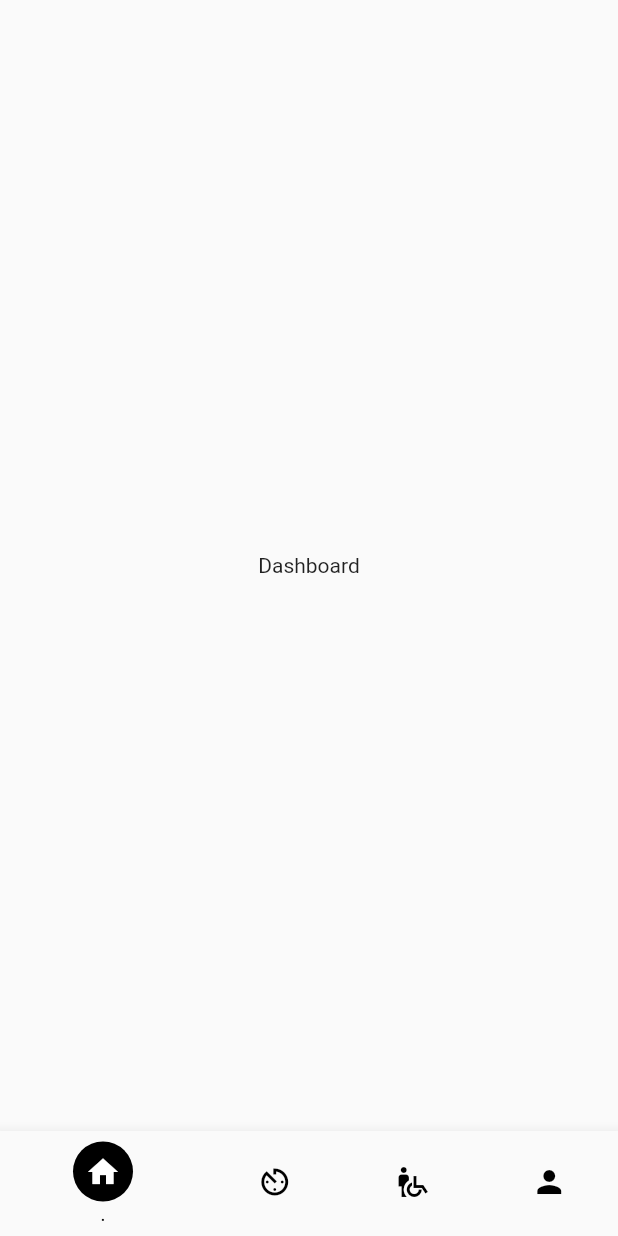
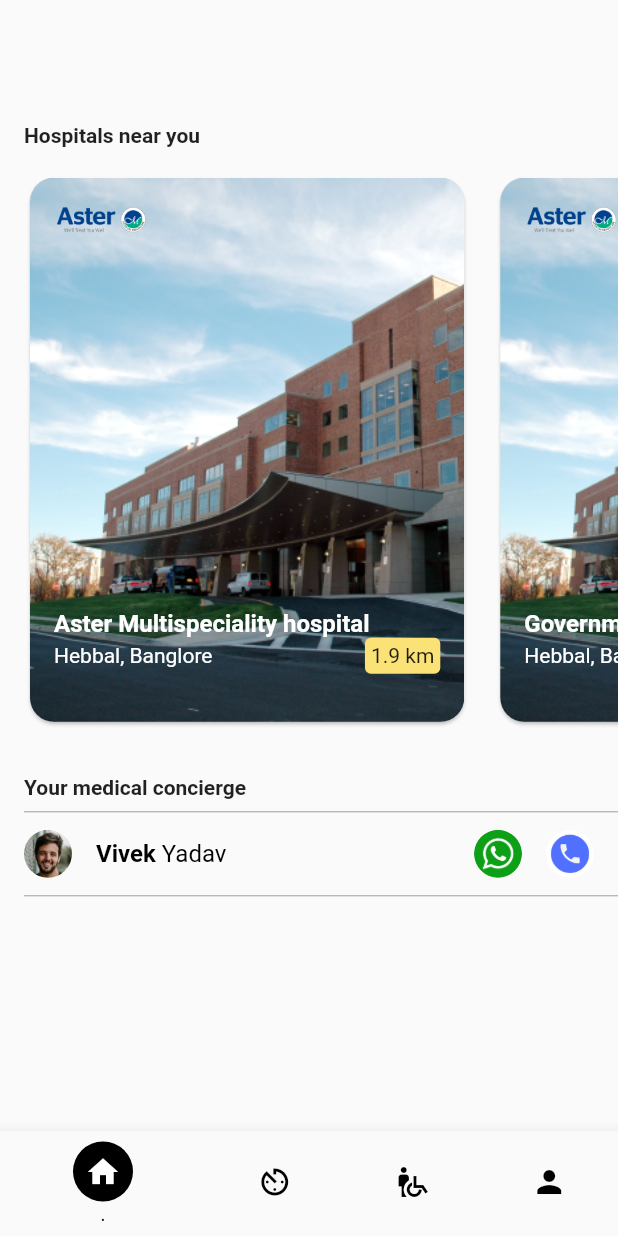
Before and after one commit to viveky259259/medical_history_app, a Flutter app: the screen it shows after launch, on a phone screen of 412 x 824 dp. Run offline on Flutter 3.47's test engine with Material 2 defaults, Android fonts, the phone set to English and light mode, and no system bars; our stand-ins replace page_transition.

Commit message:
added dashboard page

```diff
--- a/lib/common/text_styles.dart
+++ b/lib/common/text_styles.dart
@@ -5,6 +5,7 @@ class AppTextStyles {
       const TextStyle(fontWeight: FontWeight.w600, fontSize: 20);
   static TextStyle normalBold =
       const TextStyle(fontWeight: FontWeight.bold, fontSize: 16);
+  static TextStyle normal = const TextStyle(fontWeight: FontWeight.normal,fontSize: 16);
   static TextStyle smallNormal =
       const TextStyle(fontSize: 12, fontWeight: FontWeight.w300);
   static TextStyle smallBold =
--- /dev/null
+++ b/lib/features/dashboard/pages/dashboard_page.dart
@@ -0,0 +1,54 @@
+import 'package:flutter/material.dart';
+import 'package:medical_history_app/common/text_styles.dart';
+import 'package:medical_history_app/features/dashboard/widgets/atom/concierge_item.dart';
+import 'package:medical_history_app/features/dashboard/widgets/organisms/hospital_list_horizontal.dart';
+
+class DashboardPage extends StatefulWidget {
+  const DashboardPage({Key? key}) : super(key: key);
+
+  @override
+  State<DashboardPage> createState() => _DashboardPageState();
+}
+
+class _DashboardPageState extends State<DashboardPage> {
+  @override
+  Widget build(BuildContext context) {
+    return Scaffold(
+      body: SafeArea(
+          child: Padding(
+        padding: const EdgeInsets.only(left: 16.0),
+        child: Column(
+          crossAxisAlignment: CrossAxisAlignment.start,
+          children: [
+            SizedBox(
+              height: MediaQuery.of(context).size.height * 0.1,
+            ),
+            Text(
+              "Hospitals near you",
+              style: AppTextStyles.smallBigBold,
+            ),
+            SizedBox(height: 16),
+            SizedBox(
+                height: MediaQuery.of(context).size.height * 0.45,
+                child: HostpitalListHorizontal()),
+            SizedBox(height: 32),
+            Text(
+              "Your medical concierge",
+              style: AppTextStyles.smallBigBold,
+            ),
+            Divider(
+              color: Colors.grey,
+            ),
+            Padding(
+              padding: const EdgeInsets.symmetric(vertical: 4),
+              child: ConciergeItem(),
+            ),
+            Divider(
+              color: Colors.grey,
+            ),
+          ],
+        ),
+      )),
+    );
+  }
+}
--- /dev/null
+++ b/lib/features/dashboard/widgets/atom/concierge_item.dart
@@ -0,0 +1,61 @@
+import 'package:flutter/material.dart';
+import 'package:medical_history_app/common/text_styles.dart';
+
+class ConciergeItem extends StatelessWidget {
+  const ConciergeItem({Key? key}) : super(key: key);
+
+  @override
+  Widget build(BuildContext context) {
+    return Row(
+      children: [
+        Container(
+          height: 32,
+          width: 32,
+          decoration: BoxDecoration(
+              shape: BoxShape.circle,
+              image: DecorationImage(
+                  image: AssetImage("assets/face.png"), fit: BoxFit.cover)),
+        ),
+        SizedBox(
+          width: 16,
+        ),
+        Expanded(
+            child: RichText(
+                text: TextSpan(
+                    text: "Vivek",
+                    style:
+                        AppTextStyles.normalBold.copyWith(color: Colors.black),
+                    children: [
+              TextSpan(text: " "),
+              TextSpan(
+                text: "Yadav",
+                style: AppTextStyles.normal.copyWith(color: Colors.black),
+              )
+            ]))),
+        Container(
+            height: 32,
+            width: 32,
+            decoration: BoxDecoration(
+                shape: BoxShape.circle,
+                image: DecorationImage(
+                    image: AssetImage("assets/whatsapp_logo.png"),
+                    fit: BoxFit.cover))),
+        SizedBox(
+          width: 16,
+        ),
+        Container(
+          height: 32,
+          width: 32,
+          decoration: BoxDecoration(
+              shape: BoxShape.circle,
+              image: DecorationImage(
+                  image: AssetImage("assets/call_icon.png"),
+                  fit: BoxFit.cover)),
+        ),
+        SizedBox(
+          width: 16,
+        ),
+      ],
+    );
+  }
+}
--- /dev/null
+++ b/lib/features/dashboard/widgets/molecules/hospital_list_item_horizontal.dart
@@ -0,0 +1,67 @@
+import 'package:flutter/material.dart';
+import 'package:medical_history_app/common/text_styles.dart';
+
+class HostpitalListItemHorizontal extends StatelessWidget {
+  final String hospitalName;
+
+  const HostpitalListItemHorizontal({Key? key, required this.hospitalName})
+      : super(key: key);
+
+  @override
+  Widget build(BuildContext context) {
+    return Card(
+      shape: RoundedRectangleBorder(borderRadius: BorderRadius.circular(16)),
+      clipBehavior: Clip.antiAliasWithSaveLayer,
+      child: Stack(
+        children: [
+          FittedBox(
+            child: Image.asset(
+              "assets/hospital_photo.png",
+              fit: BoxFit.cover,
+            ),
+          ),
+          Positioned(
+              top: 16,
+              left: 16,
+              child: Image.asset(
+                "assets/aster_logo.png",
+                height: 24,
+                width: 64,
+              )),
+          Positioned(
+              bottom: 32,
+              left: 16,
+              right: 16,
+              child: Column(
+                mainAxisAlignment: MainAxisAlignment.start,
+                crossAxisAlignment: CrossAxisAlignment.start,
+                children: [
+                  Text(
+                    hospitalName,
+                    style:
+                        AppTextStyles.normalBold.copyWith(color: Colors.white),
+                  ),
+                  Row(
+                    mainAxisSize: MainAxisSize.max,
+                    mainAxisAlignment: MainAxisAlignment.spaceBetween,
+                    children: [
+                      Text(
+                        "Hebbal, Banglore",
+                        style: TextStyle(color: Colors.white),
+                      ),
+                      Container(
+                        padding: EdgeInsets.all(4),
+                        decoration: BoxDecoration(
+                            color: Color(0xffFBE277),
+                            borderRadius: BorderRadius.circular(4)),
+                        child: Text("1.9 km"),
+                      )
+                    ],
+                  )
+                ],
+              ))
+        ],
+      ),
+    );
+  }
+}
--- /dev/null
+++ b/lib/features/dashboard/widgets/organisms/hospital_list_horizontal.dart
@@ -0,0 +1,29 @@
+import 'package:flutter/material.dart';
+import 'package:medical_history_app/features/dashboard/widgets/molecules/hospital_list_item_horizontal.dart';
+
+class HostpitalListHorizontal extends StatelessWidget {
+  final List<String> hospitalsNearBy = [
+    "Aster Multispeciality hospital",
+    "Government hospital",
+    "Appolo 24x7 hospital",
+  ];
+
+  HostpitalListHorizontal({Key? key}) : super(key: key);
+
+  @override
+  Widget build(BuildContext context) {
+    return ListView.separated(
+        scrollDirection: Axis.horizontal,
+        itemBuilder: (context, index) {
+          return HostpitalListItemHorizontal(
+            hospitalName: hospitalsNearBy[index],
+          );
+        },
+        separatorBuilder: (context, index) {
+          return SizedBox(
+            width: 16,
+          );
+        },
+        itemCount: hospitalsNearBy.length);
+  }
+}
--- a/lib/features/history/pages/history_page.dart
+++ b/lib/features/history/pages/history_page.dart
@@ -69,10 +69,7 @@ class _HistoryPageState extends State<HistoryPage> {
                                 child: Column(
                                   mainAxisSize: MainAxisSize.min,
                                   children: [
-                                    SizedBox(
-                                        child: Hero(
-                                            tag: "add-consultation-hero-tag",
-                                            child: GestureDetector(
+                                    GestureDetector(
                                       onTap: () {
                                               Navigator.of(context).push(
                                                   PageTransition(
@@ -89,7 +86,14 @@ class _HistoryPageState extends State<HistoryPage> {
                                                       child:
                                                           AddConsultationPage()));
                                             },
-                                                child: PlusButton()))),
+                                      child: Material(
+                                        color: Colors.transparent,
+                                        child: Hero(
+                                            tag: "add-consultation-hero-tag",
+                                            child: PlusButton(),
+                                          ),
+                                      ),
+                                    ),
                                     StreamBuilder<double>(
                                       builder: (context,
                                           AsyncSnapshot<double> snapshot) {
--- a/lib/features/home/pages/home_page.dart
+++ b/lib/features/home/pages/home_page.dart
@@ -1,5 +1,6 @@
 import 'package:flutter/material.dart';
 import 'package:medical_history_app/common/constants.dart';
+import 'package:medical_history_app/features/dashboard/pages/dashboard_page.dart';
 
 import 'package:medical_history_app/features/history/pages/history_page.dart';
 import 'package:medical_history_app/features/home/common/home_colors.dart';
@@ -21,7 +22,7 @@ class _HomePageState extends State<HomePage> {
   void initState() {
     super.initState();
     _pages = const [
-      TempPage(name: "Dashboard"),
+      DashboardPage(),
       HistoryPage(),
       TempPage(name: "Wellness"),
       TempPage(name: "Profile")
@@ -55,7 +56,8 @@ class _HomePageState extends State<HomePage> {
         unselectedItemColor: Colors.blue,
         onTap: (selectedIndex) {
           _pageController.animateToPage(selectedIndex,
-              duration: Duration(microseconds: AppConstants.animtionTime), curve: Curves.easeIn);
+              duration: Duration(microseconds: AppConstants.animtionTime),
+              curve: Curves.easeIn);
         },
         items: [
           BottomNavigationBarItem(
```
Also changed, not shown: assets/call_icon.png (added), assets/face.png (added), assets/hospital_photo.png (added), assets/whatsapp_logo.png (added). Lines whose indentation alone changed are shown as unchanged.
